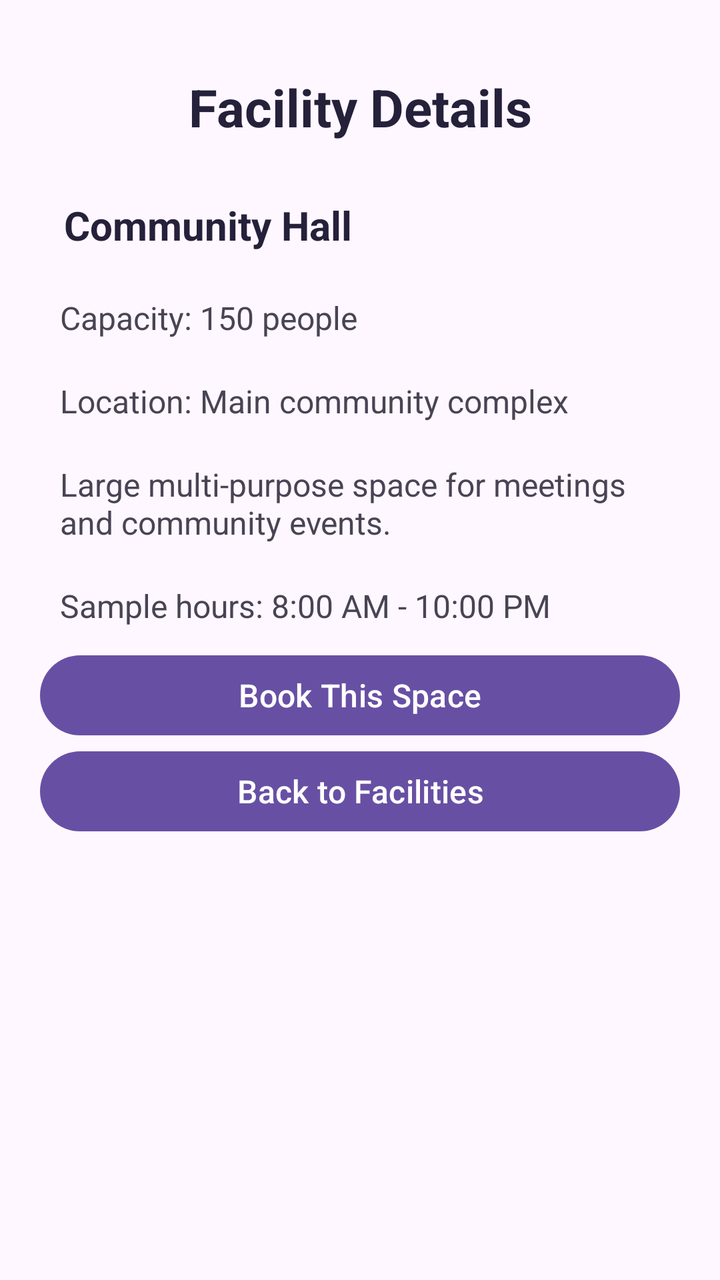
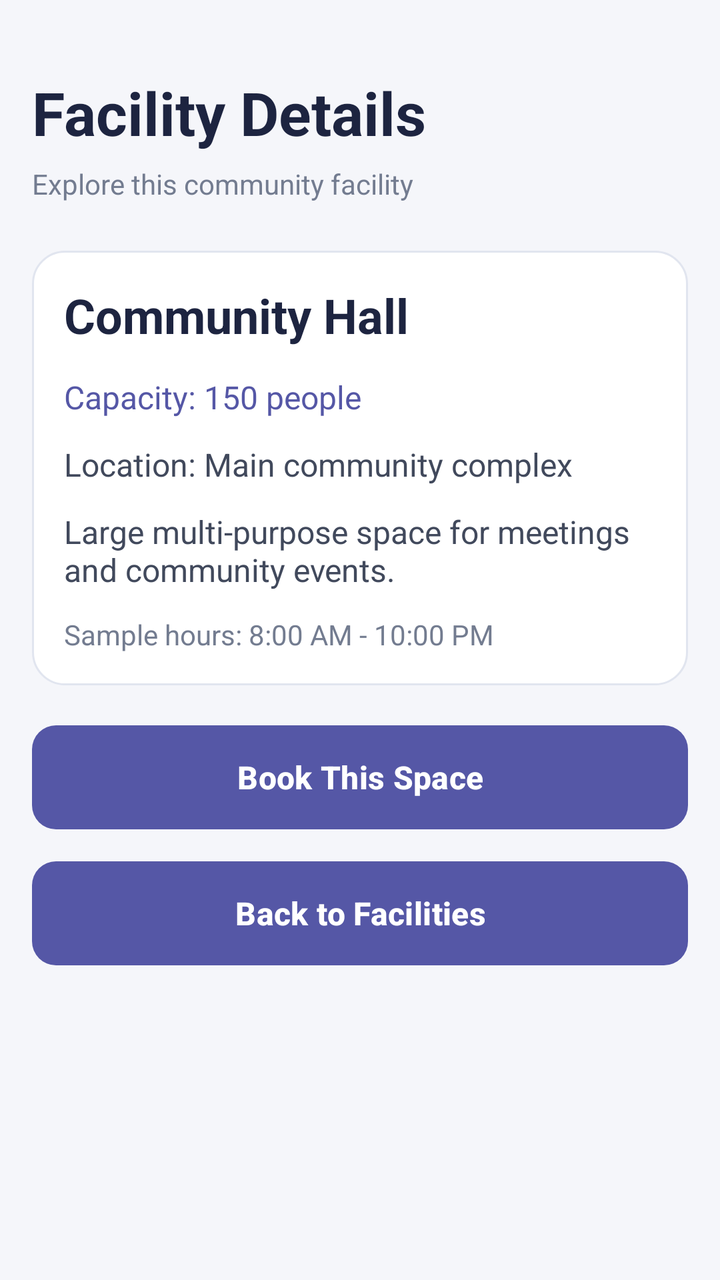

An Android layout rendered at two revisions. The XML below is the earlier revision; the diff shows what the commit changed to produce the second picture.
<!-- AndroidManifest.xml: application theme Theme.CommunitySpaceBooking -->
<!-- res/layout/activity_facility_details.xml -->
<?xml version="1.0" encoding="utf-8"?>
<ScrollView xmlns:android="http://schemas.android.com/apk/res/android"
    android:layout_width="match_parent"
    android:layout_height="match_parent"
    android:fillViewport="true">

    <LinearLayout
        android:layout_width="match_parent"
        android:layout_height="wrap_content"
        android:orientation="vertical"
        android:padding="20dp">

        <TextView
            style="@style/AppScreenTitle"
            android:layout_width="match_parent"
            android:layout_height="wrap_content"
            android:text="Facility Details" />

        <TextView
            android:id="@+id/txtFacilityName"
            style="@style/AppSectionTitle"
            android:layout_width="match_parent"
            android:layout_height="wrap_content"
            android:text="Community Hall" />

        <TextView
            android:id="@+id/txtCapacity"
            style="@style/AppBodyText"
            android:layout_width="match_parent"
            android:layout_height="wrap_content"
            android:text="Capacity: 150 people" />

        <TextView
            android:id="@+id/txtLocation"
            style="@style/AppBodyText"
            android:layout_width="match_parent"
            android:layout_height="wrap_content"
            android:text="Location: Main community complex" />

        <TextView
            android:id="@+id/txtDescription"
            style="@style/AppBodyText"
            android:layout_width="match_parent"
            android:layout_height="wrap_content"
            android:text="Large multi-purpose space for meetings and community events." />

        <TextView
            android:id="@+id/txtHours"
            style="@style/AppBodyText"
            android:layout_width="match_parent"
            android:layout_height="wrap_content"
            android:text="Sample hours: 8:00 AM - 10:00 PM" />

        <Button
            android:id="@+id/btnBookSpace"
            style="@style/AppPrimaryButton"
            android:layout_width="match_parent"
            android:layout_height="wrap_content"
            android:text="Book This Space" />

        <Button
            android:id="@+id/btnBack"
            style="@style/AppPrimaryButton"
            android:layout_width="match_parent"
            android:layout_height="wrap_content"
            android:text="Back to Facilities" />

    </LinearLayout>
</ScrollView>
<!-- resources referenced by this layout -->
<resources>
  <style name="AppBodyText">
          <item name="android:textSize">16sp</item>
          <item name="android:textColor">#494454</item>
          <item name="android:padding">10dp</item>
      </style>
  <style name="AppPrimaryButton">
          <item name="android:textAllCaps">false</item>
          <item name="android:textSize">16sp</item>
          <item name="android:minHeight">48dp</item>
      </style>
  <style name="AppScreenTitle">
          <item name="android:textSize">26sp</item>
          <item name="android:textStyle">bold</item>
          <item name="android:textColor">#25213A</item>
          <item name="android:gravity">center</item>
          <item name="android:padding">16dp</item>
      </style>
  <style name="AppSectionTitle">
          <item name="android:textSize">20sp</item>
          <item name="android:textStyle">bold</item>
          <item name="android:textColor">#25213A</item>
          <item name="android:padding">12dp</item>
      </style>
  <style name="Theme.CommunitySpaceBooking" parent="Base.Theme.CommunitySpaceBooking" />
  <style name="Base.Theme.CommunitySpaceBooking" parent="Theme.Material3.DayNight.NoActionBar">
          
          
      </style>
</resources>

<!-- the commit's change to res/layout/activity_facility_details.xml (unified diff, before → after) -->
@@ -1,61 +1,95 @@
 <?xml version="1.0" encoding="utf-8"?>
-<ScrollView xmlns:android="http://schemas.android.com/apk/res/android"
+<ScrollView
+    xmlns:android="http://schemas.android.com/apk/res/android"
     android:layout_width="match_parent"
     android:layout_height="match_parent"
+    android:background="@color/app_background"
     android:fillViewport="true">
 
     <LinearLayout
         android:layout_width="match_parent"
         android:layout_height="wrap_content"
         android:orientation="vertical"
-        android:padding="20dp">
+        android:padding="16dp">
 
         <TextView
-            style="@style/AppScreenTitle"
             android:layout_width="match_parent"
             android:layout_height="wrap_content"
-            android:text="Facility Details" />
+            android:layout_marginTop="20dp"
+            android:text="Facility Details"
+            android:textColor="@color/app_heading"
+            android:textSize="30sp"
+            android:textStyle="bold" />
 
         <TextView
-            android:id="@+id/txtFacilityName"
-            style="@style/AppSectionTitle"
             android:layout_width="match_parent"
             android:layout_height="wrap_content"
-            android:text="Community Hall" />
+            android:layout_marginTop="6dp"
+            android:layout_marginBottom="24dp"
+            android:text="Explore this community facility"
+            android:textColor="@color/app_muted"
+            android:textSize="14sp" />
 
-        <TextView
-            android:id="@+id/txtCapacity"
-            style="@style/AppBodyText"
+        <LinearLayout
             android:layout_width="match_parent"
             android:layout_height="wrap_content"
-            android:text="Capacity: 150 people" />
+            android:background="@drawable/bg_facility_card"
+            android:orientation="vertical"
+            android:padding="16dp">
 
-        <TextView
-            android:id="@+id/txtLocation"
-            style="@style/AppBodyText"
-            android:layout_width="match_parent"
-            android:layout_height="wrap_content"
-            android:text="Location: Main community complex" />
+            <TextView
+                android:id="@+id/txtFacilityName"
+                android:layout_width="match_parent"
+                android:layout_height="wrap_content"
+                android:text="Community Hall"
+                android:textColor="@color/app_heading"
+                android:textSize="24sp"
+                android:textStyle="bold" />
 
-        <TextView
-            android:id="@+id/txtDescription"
-            style="@style/AppBodyText"
-            android:layout_width="match_parent"
-            android:layout_height="wrap_content"
-            android:text="Large multi-purpose space for meetings and community events." />
+            <TextView
+                android:id="@+id/txtCapacity"
+                android:layout_width="match_parent"
+                android:layout_height="wrap_content"
+                android:layout_marginTop="14dp"
+                android:text="Capacity: 150 people"
+                android:textColor="@color/app_primary"
+                android:textSize="16sp" />
 
-        <TextView
-            android:id="@+id/txtHours"
-            style="@style/AppBodyText"
-            android:layout_width="match_parent"
-            android:layout_height="wrap_content"
-            android:text="Sample hours: 8:00 AM - 10:00 PM" />
+            <TextView
+                android:id="@+id/txtLocation"
+                android:layout_width="match_parent"
+                android:layout_height="wrap_content"
+                android:layout_marginTop="12dp"
+                android:text="Location: Main community complex"
+                android:textColor="@color/app_text"
+                android:textSize="16sp" />
+
+            <TextView
+                android:id="@+id/txtDescription"
+                android:layout_width="match_parent"
+                android:layout_height="wrap_content"
+                android:layout_marginTop="12dp"
+                android:text="Large multi-purpose space for meetings and community events."
+                android:textColor="@color/app_text"
+                android:textSize="16sp" />
+
+            <TextView
+                android:id="@+id/txtHours"
+                android:layout_width="match_parent"
+                android:layout_height="wrap_content"
+                android:layout_marginTop="12dp"
+                android:text="Sample hours: 8:00 AM - 10:00 PM"
+                android:textColor="@color/app_muted"
+                android:textSize="14sp" />
+
+        </LinearLayout>
 
         <Button
             android:id="@+id/btnBookSpace"
             style="@style/AppPrimaryButton"
             android:layout_width="match_parent"
             android:layout_height="wrap_content"
+            android:layout_marginTop="20dp"
             android:text="Book This Space" />
 
         <Button
<!-- resource entries referenced after the edit -->
@@ -1,29 +1,39 @@
 <!-- resources referenced by this layout -->
 <resources>
-  <style name="AppBodyText">
-          <item name="android:textSize">16sp</item>
-          <item name="android:textColor">#494454</item>
-          <item name="android:padding">10dp</item>
-      </style>
+  <color name="app_background">#F5F6FA</color>
+  <color name="app_heading">#1D2440</color>
+  <color name="app_muted">#737C90</color>
+  <color name="app_primary">#5557A6</color>
+  <color name="app_text">#41495C</color>
+  <!-- drawable bg_facility_card (drawable) -->
+  <?xml version="1.0" encoding="utf-8"?>
+  <shape xmlns:android="http://schemas.android.com/apk/res/android" android:shape="rectangle"><solid android:color="@color/app_surface"/><corners android:radius="16dp"/><stroke android:width="1dp" android:color="@color/app_border"/></shape>
   <style name="AppPrimaryButton">
+          <item name="android:background">@drawable/bg_primary_button</item>
+          <item name="backgroundTint">@null</item>
+          <item name="android:backgroundTint">@null</item>
+          <item name="android:textColor">@color/white</item>
           <item name="android:textAllCaps">false</item>
           <item name="android:textSize">16sp</item>
-          <item name="android:minHeight">48dp</item>
-      </style>
-  <style name="AppScreenTitle">
-          <item name="android:textSize">26sp</item>
           <item name="android:textStyle">bold</item>
-          <item name="android:textColor">#25213A</item>
-          <item name="android:gravity">center</item>
-          <item name="android:padding">16dp</item>
-      </style>
-  <style name="AppSectionTitle">
-          <item name="android:textSize">20sp</item>
-          <item name="android:textStyle">bold</item>
-          <item name="android:textColor">#25213A</item>
-          <item name="android:padding">12dp</item>
+          <item name="android:minHeight">52dp</item>
+          <item name="android:layout_marginTop">8dp</item>
+          <item name="android:layout_marginBottom">8dp</item>
       </style>
   <style name="Theme.CommunitySpaceBooking" parent="Base.Theme.CommunitySpaceBooking" />
+  <color name="app_surface">#FFFFFF</color>
+  <color name="app_border">#E1E5EF</color>
+  <!-- drawable bg_primary_button (drawable) -->
+  <?xml version="1.0" encoding="utf-8"?>
+  <shape xmlns:android="http://schemas.android.com/apk/res/android"
+      android:shape="rectangle">
+  
+      <solid android:color="@color/app_primary" />
+  
+      <corners android:radius="12dp" />
+  
+  </shape>
+  <color name="white">#FFFFFFFF</color>
   <style name="Base.Theme.CommunitySpaceBooking" parent="Theme.Material3.DayNight.NoActionBar">
           
           
